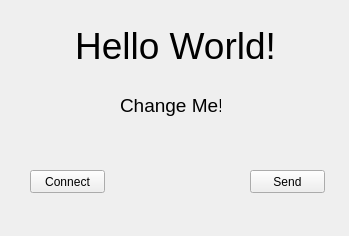
First picture: the form in VR/PhoneSimulator/phonesimulator/mainscreen.ui, repository zackjh67/PhoneSimulator, before the edit.
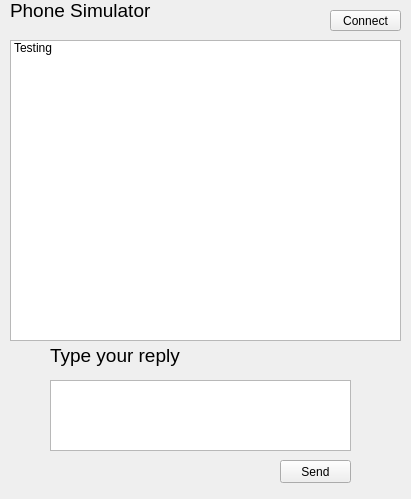
Second picture: the form after the edit.

The edit to the form file:
```diff
--- a/VR/PhoneSimulator/phonesimulator/mainscreen.ui
+++ b/VR/PhoneSimulator/phonesimulator/mainscreen.ui
@@ -6,8 +6,8 @@
    <rect>
     <x>0</x>
     <y>0</y>
-    <width>349</width>
-    <height>236</height>
+    <width>411</width>
+    <height>499</height>
    </rect>
   </property>
   <property name="windowTitle">
@@ -16,9 +16,9 @@
   <widget class="QPushButton" name="sendButton">
    <property name="geometry">
     <rect>
-     <x>250</x>
-     <y>170</y>
-     <width>75</width>
+     <x>280</x>
+     <y>460</y>
+     <width>71</width>
      <height>23</height>
     </rect>
    </property>
@@ -35,10 +35,10 @@
   <widget class="QPushButton" name="connectButton">
    <property name="geometry">
     <rect>
-     <x>30</x>
-     <y>170</y>
-     <width>75</width>
-     <height>23</height>
+     <x>330</x>
+     <y>10</y>
+     <width>71</width>
+     <height>21</height>
     </rect>
    </property>
    <property name="text">
@@ -48,33 +48,33 @@
   <widget class="QLabel" name="label">
    <property name="geometry">
     <rect>
-     <x>50</x>
-     <y>20</y>
-     <width>251</width>
-     <height>51</height>
+     <x>10</x>
+     <y>0</y>
+     <width>141</width>
+     <height>21</height>
     </rect>
    </property>
    <property name="font">
     <font>
-     <pointsize>28</pointsize>
+     <pointsize>14</pointsize>
     </font>
    </property>
    <property name="text">
-    <string>Hello World!</string>
+    <string>Phone Simulator</string>
    </property>
    <property name="scaledContents">
     <bool>false</bool>
    </property>
    <property name="alignment">
-    <set>Qt::AlignCenter</set>
+    <set>Qt::AlignLeading|Qt::AlignLeft|Qt::AlignVCenter</set>
    </property>
   </widget>
   <widget class="QLabel" name="label_2">
    <property name="geometry">
     <rect>
-     <x>120</x>
-     <y>80</y>
-     <width>101</width>
+     <x>50</x>
+     <y>330</y>
+     <width>141</width>
      <height>51</height>
     </rect>
    </property>
@@ -84,7 +84,32 @@
     </font>
    </property>
    <property name="text">
-    <string>Change Me!</string>
+    <string>Type your reply</string>
+   </property>
+  </widget>
+  <widget class="QListWidget" name="notificationListWidget">
+   <property name="geometry">
+    <rect>
+     <x>10</x>
+     <y>40</y>
+     <width>391</width>
+     <height>301</height>
+    </rect>
+   </property>
+   <item>
+    <property name="text">
+     <string>Testing</string>
+    </property>
+   </item>
+  </widget>
+  <widget class="QTextEdit" name="textEdit">
+   <property name="geometry">
+    <rect>
+     <x>50</x>
+     <y>380</y>
+     <width>301</width>
+     <height>71</height>
+    </rect>
    </property>
   </widget>
  </widget>
```
